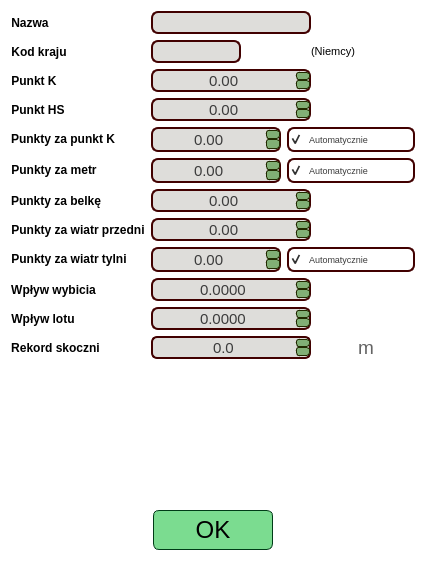
SiekamCebule/sj-sim, file source/UI/EditorWidgets/HillEditorWidget.ui: the form before one commit.
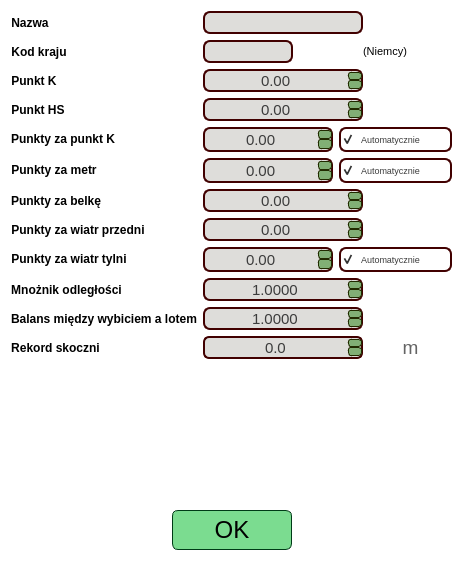
The form after the commit.

Diff of the .ui file:
```diff
--- a/source/UI/EditorWidgets/HillEditorWidget.ui
+++ b/source/UI/EditorWidgets/HillEditorWidget.ui
@@ -9,7 +9,7 @@
    <rect>
     <x>0</x>
     <y>0</y>
-    <width>426</width>
+    <width>463</width>
     <height>561</height>
    </rect>
   </property>
@@ -923,7 +923,7 @@
 }</string>
          </property>
          <property name="text">
-          <string>Wpływ wybicia</string>
+          <string>Mnożnik odległości</string>
          </property>
          <property name="alignment">
           <set>Qt::AlignCenter</set>
@@ -977,14 +977,17 @@
           <number>4</number>
          </property>
          <property name="minimum">
-          <double>-1000000.000000000000000</double>
+          <double>-10.000000000000000</double>
          </property>
          <property name="maximum">
-          <double>1000000.000000000000000</double>
+          <double>10.000000000000000</double>
          </property>
          <property name="singleStep">
           <double>0.100000000000000</double>
          </property>
+         <property name="value">
+          <double>1.000000000000000</double>
+         </property>
         </widget>
        </item>
        <item row="10" column="0">
@@ -1003,10 +1006,10 @@
 }</string>
          </property>
          <property name="text">
-          <string>Wpływ lotu</string>
+          <string>Balans między wybiciem a lotem</string>
          </property>
          <property name="alignment">
-          <set>Qt::AlignCenter</set>
+          <set>Qt::AlignLeading|Qt::AlignLeft|Qt::AlignVCenter</set>
          </property>
         </widget>
        </item>
@@ -1057,14 +1060,17 @@
           <number>4</number>
          </property>
          <property name="minimum">
-          <double>-1000000.000000000000000</double>
+          <double>-10.000000000000000</double>
          </property>
          <property name="maximum">
-          <double>1000000.000000000000000</double>
+          <double>10.000000000000000</double>
          </property>
          <property name="singleStep">
           <double>0.100000000000000</double>
          </property>
+         <property name="value">
+          <double>1.000000000000000</double>
+         </property>
         </widget>
        </item>
        <item row="11" column="0">
```
Left out of the diff: 4 changed lines with no effect on the pictures.
